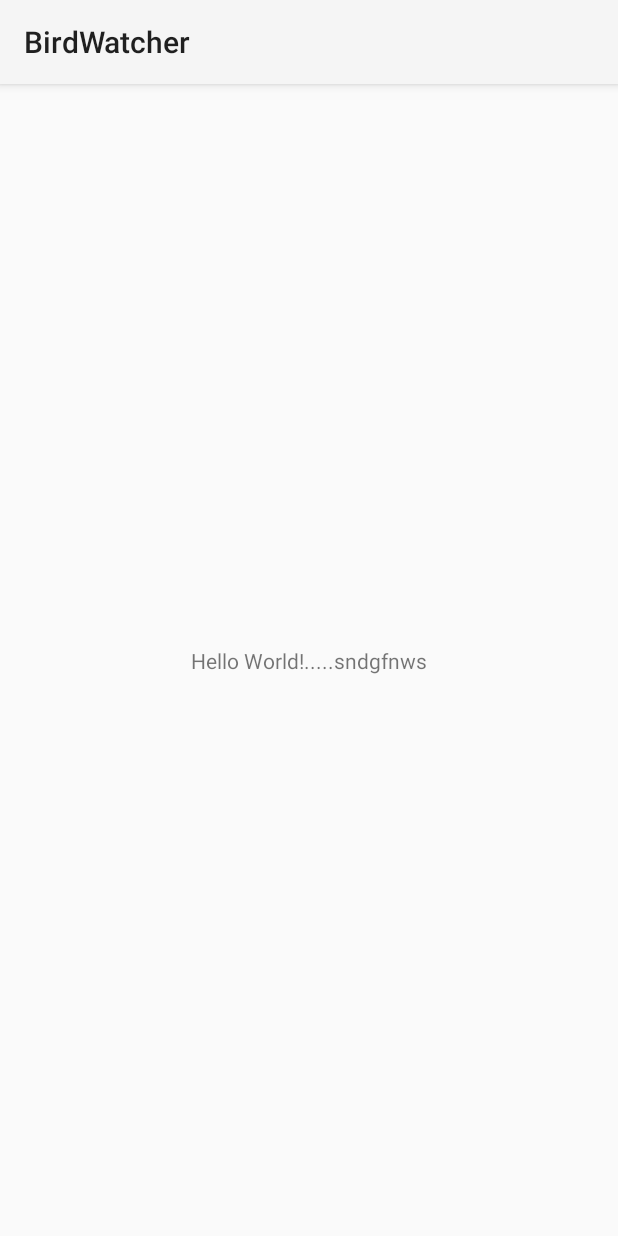
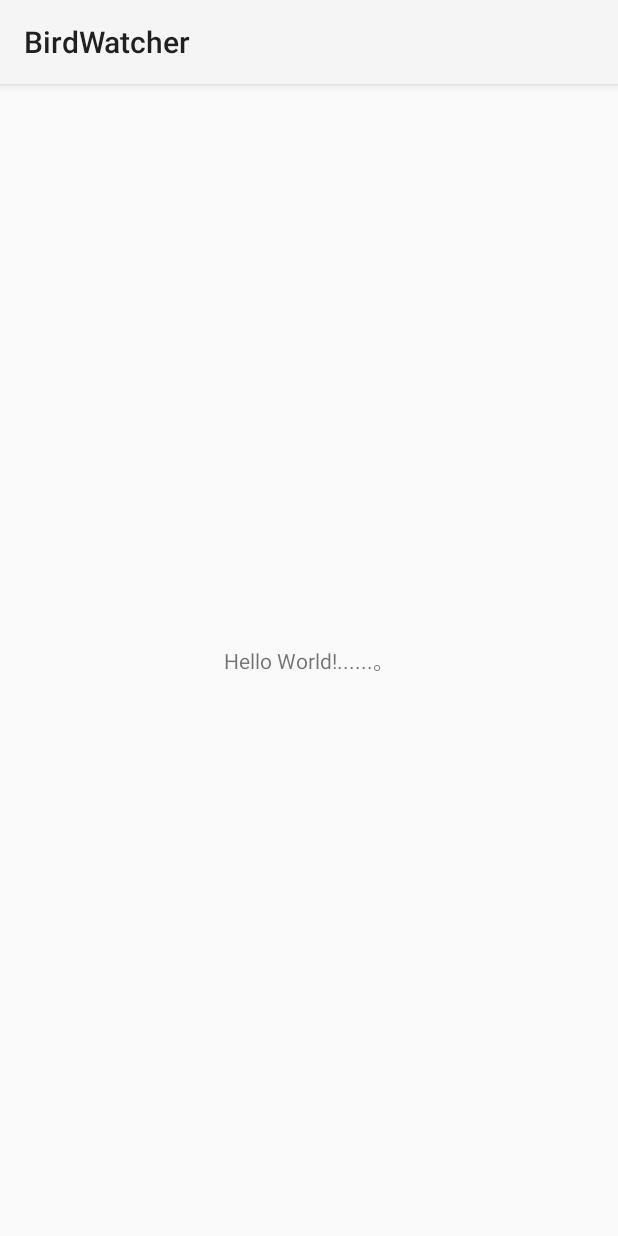
Before and after one commit to rainkaze/bird-watcher, an Android app: the screen it shows after launch (MainActivity), on a phone screen of 412 x 824 dp. Run offline under Robolectric (Android 15) with nearby library versions, the phone set to English and light mode, and no system bars.

Commit message:
回退 'Pull Request !3 : zxq commit first'

```diff
--- a/app/src/main/res/layout/activity_main.xml
+++ b/app/src/main/res/layout/activity_main.xml
@@ -10,7 +10,7 @@
     <TextView
         android:layout_width="wrap_content"
         android:layout_height="wrap_content"
-        android:text="Hello World!.....sndgfnws"
+        android:text="Hello World!......。"
         app:layout_constraintBottom_toBottomOf="parent"
         app:layout_constraintEnd_toEndOf="parent"
         app:layout_constraintStart_toStartOf="parent"
```
